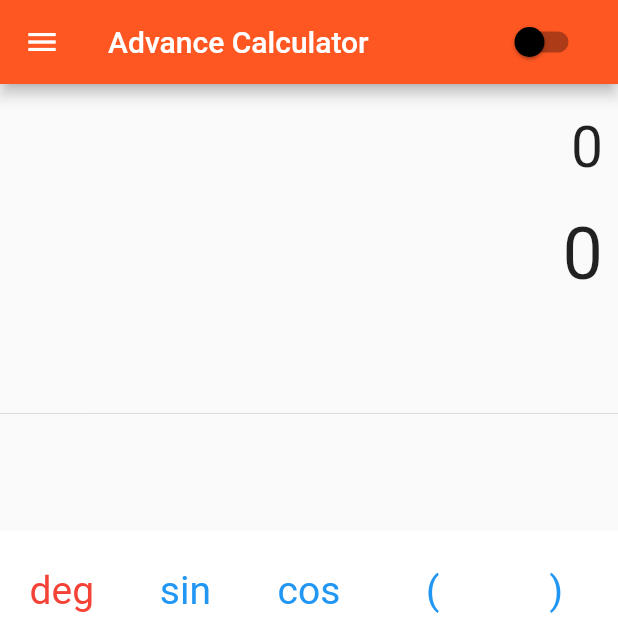
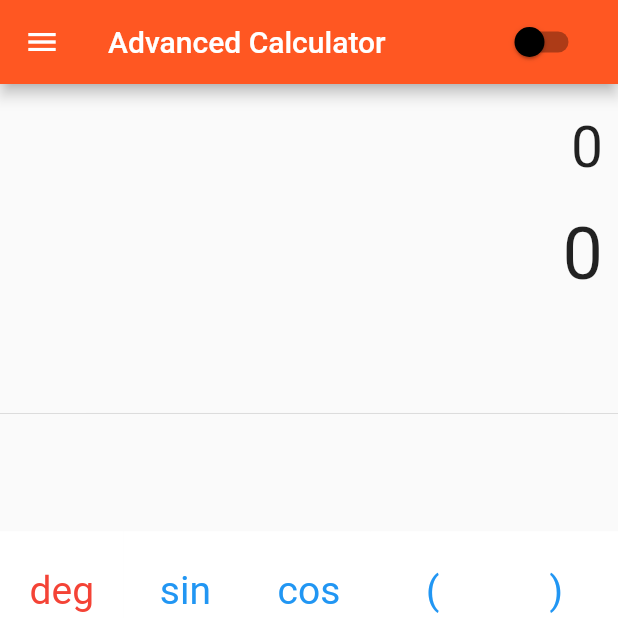
Before and after one commit to manishmeshram51/calculatorapp, a Flutter app: the screen it shows after launch, on a phone screen of 412 x 824 dp, the top half of it. Run offline on Flutter 3.47's test engine with Material 2 defaults, Android fonts, the phone set to English and light mode, and no system bars; our stand-ins replace dynamic_theme, math_expressions.

Commit message:
minor changes

```diff
--- a/lib/main.dart
+++ b/lib/main.dart
@@ -131,14 +131,14 @@ class _SimpleCalculatorState extends State<SimpleCalculator> {
       Color textColor) {
     return Container(
       height: MediaQuery.of(context).size.height * buttonHeight,
-      color: _darkMode
-          ? (buttonColor != Colors.white ? buttonColor : Colors.black54)
-          : buttonColor,
       child: FlatButton(
+        color: _darkMode
+            ? (buttonColor != Colors.white ? buttonColor : Colors.black54)
+            : buttonColor,
         shape: RoundedRectangleBorder(
           borderRadius: BorderRadius.circular(0.0),
           side: BorderSide(
-              color: _darkMode ? Colors.black38 : Colors.white,
+              color: _darkMode ? Colors.black26 : Colors.white,
               width: 1.0,
               style: BorderStyle.solid),
         ),
@@ -164,7 +164,7 @@ class _SimpleCalculatorState extends State<SimpleCalculator> {
       // * return advanced calc options
       return Scaffold(
         appBar: AppBar(
-          title: Text("Advance Calculator"),
+          title: Text("Advanced Calculator"),
           leading: GestureDetector(
             onTap: () {/* Write listener code here */},
             child: Icon(
@@ -329,7 +329,7 @@ class _SimpleCalculatorState extends State<SimpleCalculator> {
     else {
       return Scaffold(
         appBar: AppBar(
-          title: Text("Advance Calculator"),
+          title: Text("Simple Calculator"),
           leading: GestureDetector(
             onTap: () {/* Write listener code here */},
             child: Icon(
```
